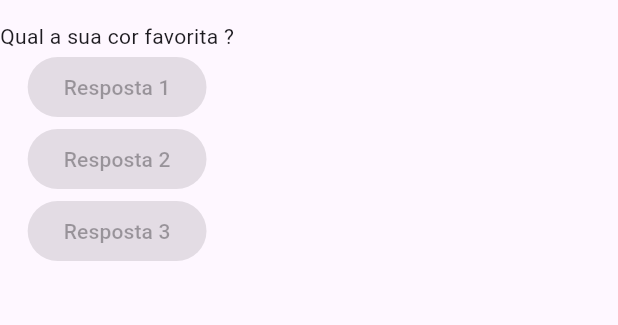
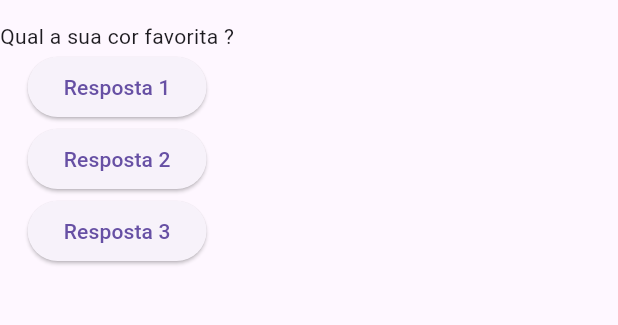
Before and after one commit to jessealvessilva/perguntas, a Flutter app: the screen it shows after launch, on a phone screen of 412 x 824 dp, the part 63-388 px from its top. Run offline on Flutter 3.47's test engine with Material 3 defaults, Android fonts, the phone set to English and light mode, and no system bars.

Commit message:
Passando função, mas não invocando-a

```diff
--- a/lib/main.dart
+++ b/lib/main.dart
@@ -7,6 +7,10 @@ main() {
 
 class PerguntaApp extends StatelessWidget {
   const PerguntaApp({super.key});
+
+  void responder() {
+    print('Pergunta respondida!');
+  }
 
   @override
   Widget build(BuildContext context) {
@@ -22,16 +26,16 @@ class PerguntaApp extends StatelessWidget {
         body: Column(
           children: [
             Text(pergunta[0]),
-            const ElevatedButton(
-              onPressed: null,
+            ElevatedButton(
+              onPressed: () => print("Imprimindo agora..."),
               child: Text('Resposta 1'),
             ),
-            const ElevatedButton(
-              onPressed: null,
+            ElevatedButton(
+              onPressed: responder,
               child: Text('Resposta 2'),
             ),
-            const ElevatedButton(
-              onPressed: null,
+            ElevatedButton(
+              onPressed: responder,
               child: Text('Resposta 3'),
             ),
           ],
```
